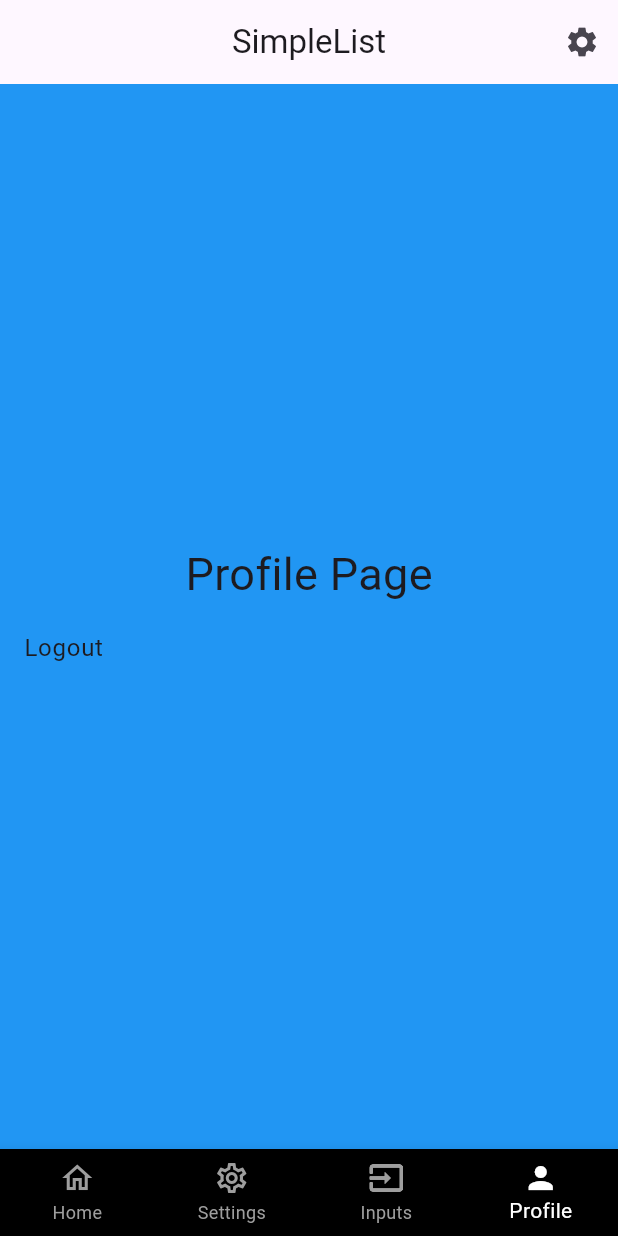
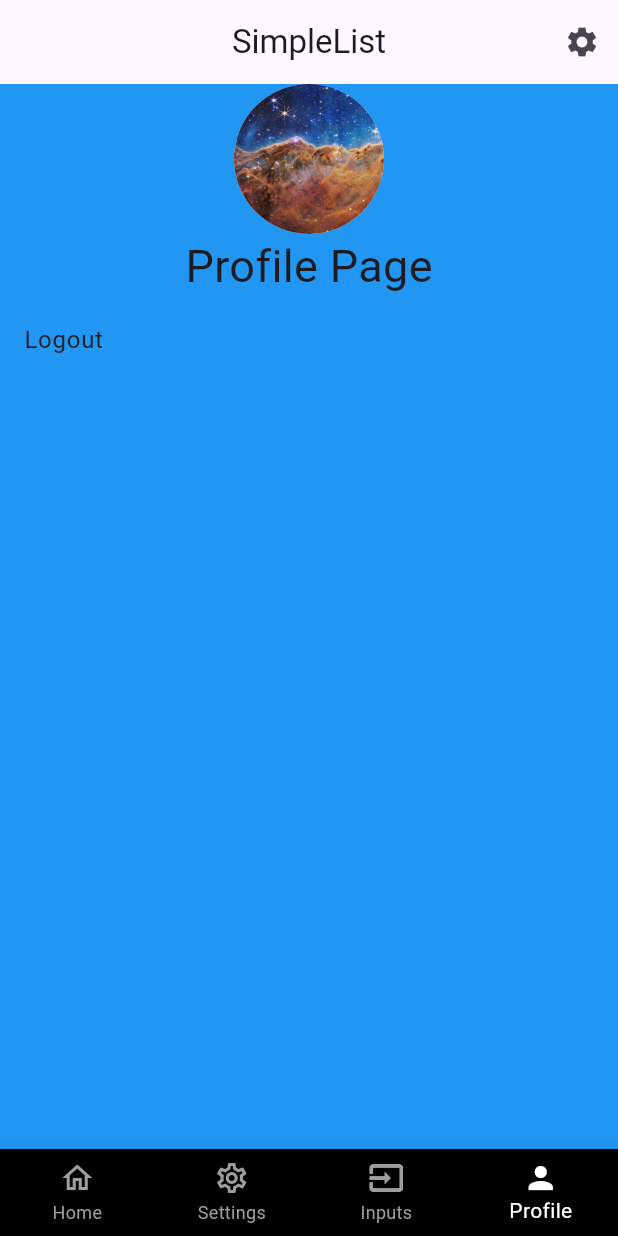
Before and after one commit to tbhawsar/SimpleList, a Flutter app: the WidgetTree screen opened directly, item 4 of the bottom bar chosen, on a phone screen of 412 x 824 dp. Run offline on Flutter 3.47's test engine with Material 3 defaults, Android fonts, the phone set to English and light mode, and no system bars; our stand-ins replace auto_size_text, lottie, shared_preferences; accounts and stored records are empty.

Commit message:
added app icon using flutter launcher icons added lovely page. added CircleAvatar widget on profile page.

```diff
--- a/lib/views/pages/profile_page.dart
+++ b/lib/views/pages/profile_page.dart
@@ -12,8 +12,12 @@ class ProfilePage extends StatelessWidget {
       height: double.infinity,
       width: double.infinity,
       child: Column(
-        mainAxisAlignment: MainAxisAlignment.center,
+        mainAxisAlignment: MainAxisAlignment.start,
         children: [
+          CircleAvatar(
+            radius: 50,
+            backgroundImage: AssetImage('assets/images/background.jpeg'),
+          ),
           Text('Profile Page', style: TextStyle(fontSize: 30)),
           ListTile(
             title: Text('Logout'),
--- a/pubspec.yaml
+++ b/pubspec.yaml
@@ -37,6 +37,7 @@ dependencies:
   cupertino_icons: ^1.0.8
   lottie: ^3.3.1
   shared_preferences: ^2.5.2
+  flutter_launcher_icons: ^0.14.3
 
 dev_dependencies:
   flutter_test:
```
Also changed, not shown: flutter_launcher_icons.yaml (added, +17 -0 lines), lib/views/pages/home_page.dart (+8 -1 lines), lib/views/pages/lovely_page.dart (added, +26 -0 lines), lib/views/widgets/hero_widget.dart (+18 -3 lines), assets/images/icon.jpg (added), assets/images/icon.png (added), pubspec.lock, 33 other files.
